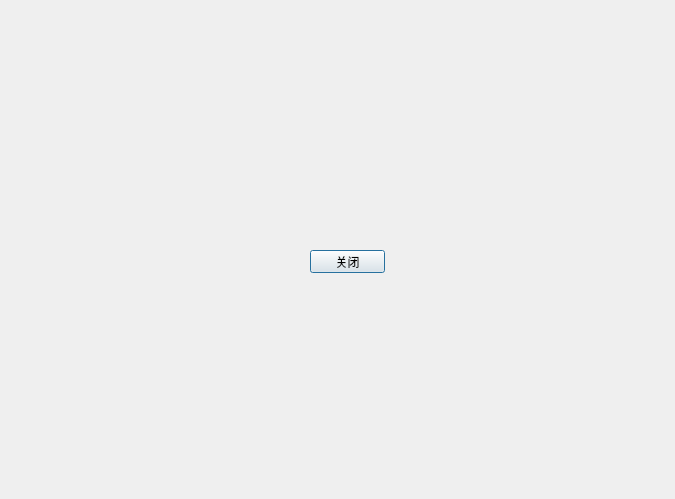
Before: the Qt Designer form src/pyqt_test/test1_window.ui in puzzzzzzle/python_study, drawn with Qt 5.
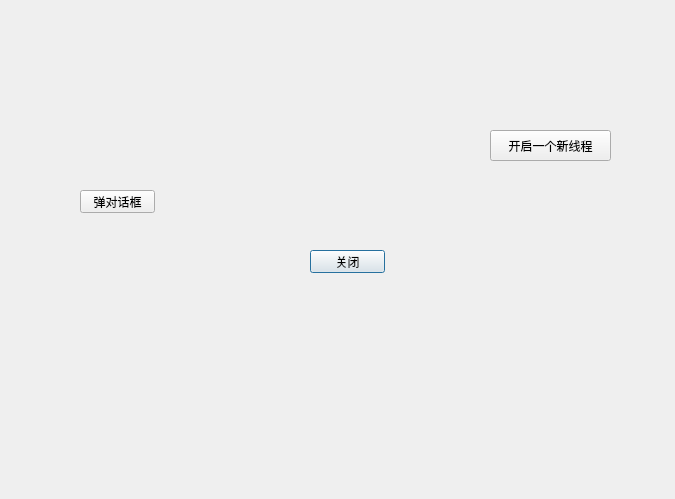
After: the same form once the commit is applied.

```diff
--- a/src/pyqt_test/test1_window.ui
+++ b/src/pyqt_test/test1_window.ui
@@ -26,6 +26,32 @@
     <string>关闭</string>
    </property>
   </widget>
+  <widget class="QPushButton" name="show_info">
+   <property name="geometry">
+    <rect>
+     <x>80</x>
+     <y>190</y>
+     <width>75</width>
+     <height>23</height>
+    </rect>
+   </property>
+   <property name="text">
+    <string>弹对话框</string>
+   </property>
+  </widget>
+  <widget class="QPushButton" name="run_btn">
+   <property name="geometry">
+    <rect>
+     <x>490</x>
+     <y>130</y>
+     <width>121</width>
+     <height>31</height>
+    </rect>
+   </property>
+   <property name="text">
+    <string>开启一个新线程</string>
+   </property>
+  </widget>
  </widget>
  <resources/>
  <connections/>
```
